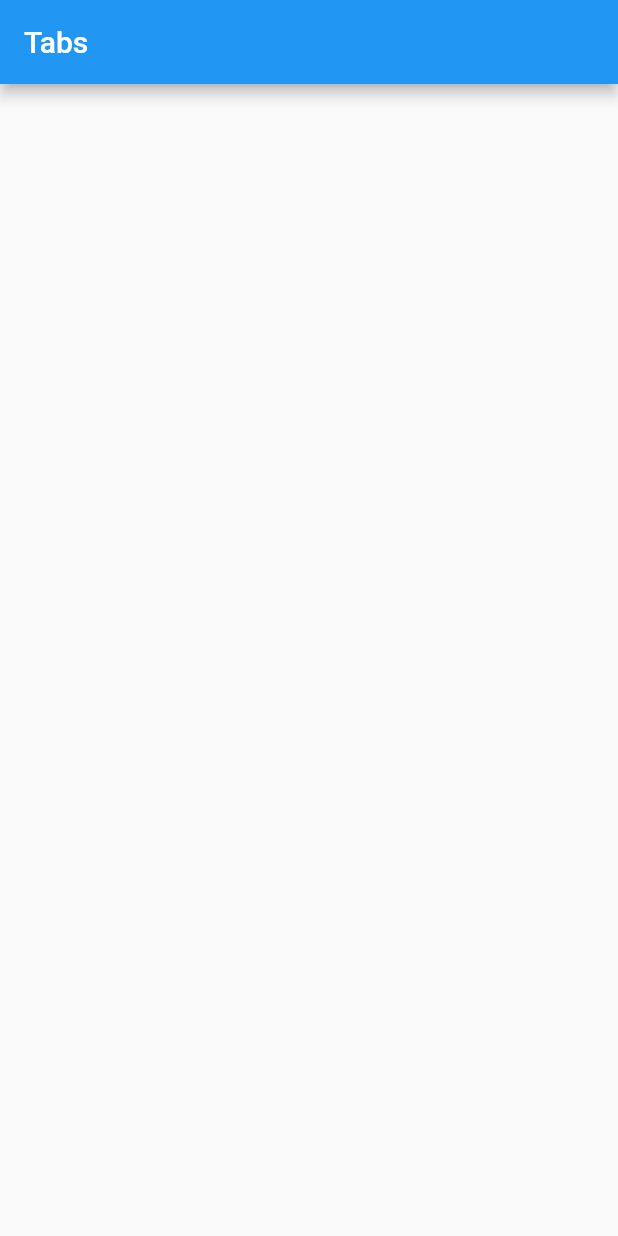
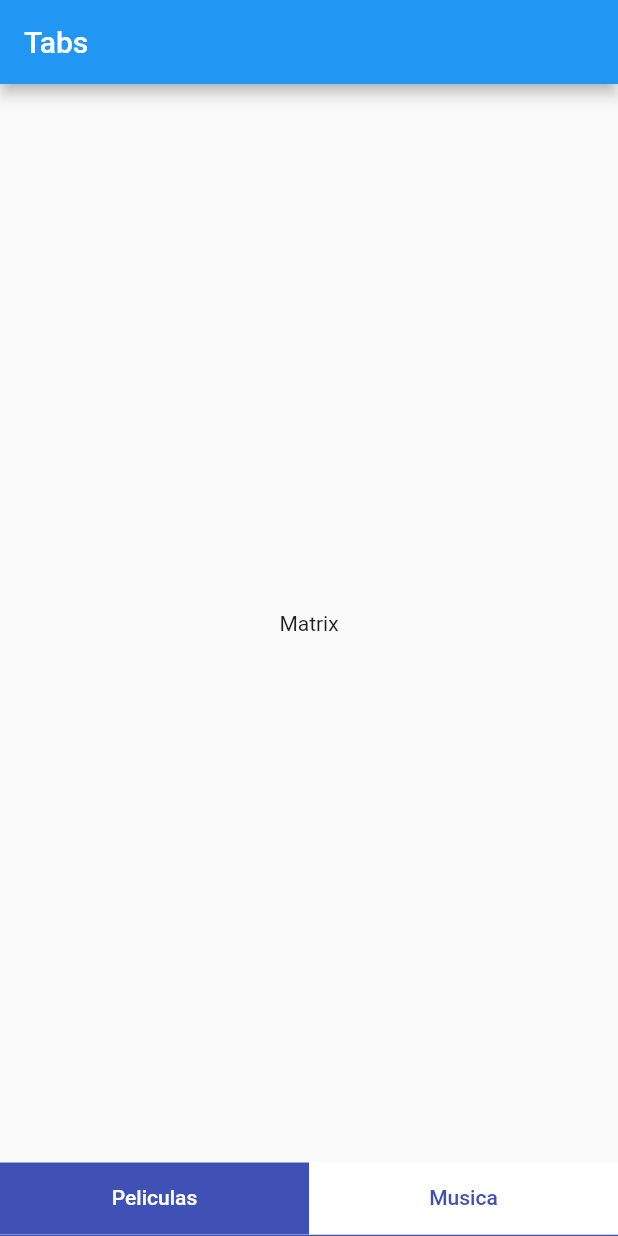
Before and after one commit to lordvlads77/tabs, a Flutter app: the screen it shows after launch, on a phone screen of 412 x 824 dp. Run offline on Flutter 3.47's test engine with Material 2 defaults, Android fonts, the phone set to English and light mode, and no system bars.

Commit message:
Clase280323

```diff
--- /dev/null
+++ b/lib/musica.dart
@@ -0,0 +1,19 @@
+import 'package:flutter/material.dart';
+
+class Musica extends StatefulWidget {
+  const Musica({Key? key}) : super(key: key);
+
+  @override
+  State<Musica> createState() => _MusicaState();
+}
+
+class _MusicaState extends State<Musica> {
+  @override
+  Widget build(BuildContext context) {
+    return Scaffold(
+      body: Center(
+        child: Text('Ghost'),
+      ),
+    );
+  }
+}
--- /dev/null
+++ b/lib/pelicula.dart
@@ -0,0 +1,19 @@
+import 'package:flutter/material.dart';
+
+class Pelicula extends StatefulWidget {
+  const Pelicula({Key? key}) : super(key: key);
+
+  @override
+  State<Pelicula> createState() => _PeliculaState();
+}
+
+class _PeliculaState extends State<Pelicula> {
+  @override
+  Widget build(BuildContext context) {
+    return Scaffold(
+      body: Center(
+        child: Text('Matrix'),
+      ),
+    );
+  }
+}
--- a/lib/tabs.dart
+++ b/lib/tabs.dart
@@ -1,4 +1,6 @@
 import 'package:flutter/material.dart';
+import 'package:tabs/musica.dart';
+import 'package:tabs/pelicula.dart';
 
 class Tabs_Page extends StatefulWidget {
   const Tabs_Page({Key? key}) : super(key: key);
@@ -7,10 +9,24 @@ class Tabs_Page extends StatefulWidget {
   State<Tabs_Page> createState() => _Tabs_PageState();
 }
 
-class _Tabs_PageState extends State<Tabs_Page> {
+class _Tabs_PageState extends State<Tabs_Page> with SingleTickerProviderStateMixin {
 
   int paginaSeleccionada = 0;
   TabController? controller;
+
+  @override
+  void initState() {
+    // TODO: implement initState
+    super.initState();
+    controller = TabController(length: 2, initialIndex: paginaSeleccionada , vsync: this);
+  }
+
+  @override
+  void dispose() {
+    // TODO: implement dispose
+    super.dispose();
+    controller!.dispose();
+  }
 
   @override
   Widget build(BuildContext context) {
@@ -20,7 +36,56 @@ class _Tabs_PageState extends State<Tabs_Page> {
           'Tabs'
         ),
       ),
-      body: Center(),
+      body: Column(
+        children: [
+          Expanded(
+            child: TabBarView(
+              controller: controller,
+              children: [
+                Pelicula(),
+                Musica(),
+              ],
+            ),
+          ),
+          Container(
+            decoration: BoxDecoration(
+              border: Border(
+                bottom: BorderSide(
+                  width: 1,
+                  color: Colors.indigo
+                ),
+              ),
+            ),
+            child: Material(
+              color: Colors.white,
+              child: TabBar(
+                controller: controller,
+                indicator: BoxDecoration(
+                  color: Colors.indigo,
+                ),
+                unselectedLabelColor: Colors.indigo,
+                labelColor: Colors.white,
+                tabs: [
+                  Tab(
+                    child: Container(
+                      child: Text(
+                        'Peliculas'
+                      ),
+                    ),
+                  ),
+                  Tab(
+                    child: Container(
+                      child: Text(
+                        'Musica'
+                      ),
+                    ),
+                  ),
+                ],
+              ),
+            ),
+          ),
+        ],
+      ),
     );
   }
 }
```
